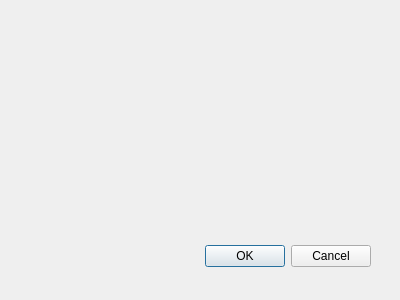
This is DeepSkyStacker/ui/CheckAbove.ui in deepskystacker/DSS as Qt 5 draws it before an edit. The edited form follows.
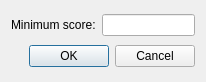
This is the edited form.

Patch:
```diff
--- a/DeepSkyStacker/ui/CheckAbove.ui
+++ b/DeepSkyStacker/ui/CheckAbove.ui
@@ -8,22 +8,39 @@
    <rect>
     <x>0</x>
     <y>0</y>
-    <width>400</width>
-    <height>300</height>
+    <width>206</width>
+    <height>82</height>
    </rect>
   </property>
   <property name="windowTitle">
    <string>Dialog</string>
   </property>
+  <layout class="QGridLayout" name="gridLayout">
+   <item row="0" column="0">
+    <widget class="QLabel" name="label">
+     <property name="text">
+      <string>Minimum score:</string>
+     </property>
+    </widget>
+   </item>
+   <item row="0" column="1">
+    <widget class="QLineEdit" name="lineEdit"/>
+   </item>
+   <item row="0" column="2">
+    <spacer name="horizontalSpacer">
+     <property name="orientation">
+      <enum>Qt::Horizontal</enum>
+     </property>
+     <property name="sizeHint" stdset="0">
+      <size>
+       <width>4</width>
+       <height>20</height>
+      </size>
+     </property>
+    </spacer>
+   </item>
+   <item row="1" column="0" colspan="2">
   <widget class="QDialogButtonBox" name="buttonBox">
-   <property name="geometry">
-    <rect>
-     <x>30</x>
-     <y>240</y>
-     <width>341</width>
-     <height>32</height>
-    </rect>
-   </property>
    <property name="orientation">
     <enum>Qt::Horizontal</enum>
    </property>
@@ -31,6 +48,8 @@
     <set>QDialogButtonBox::Cancel|QDialogButtonBox::Ok</set>
    </property>
   </widget>
+   </item>
+  </layout>
  </widget>
  <pixmapfunction/>
  <resources/>
```
Left out of the diff: 5 changed lines with no effect on the pictures. Lines whose indentation alone changed are shown as unchanged.
